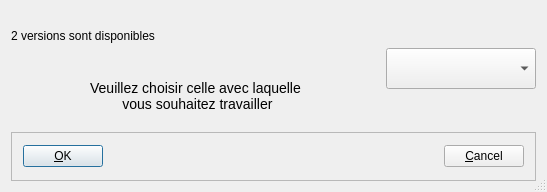
Qt form UiQT4/desChoixCata.ui (SalomePlatform/eficas_tools) before a commit.
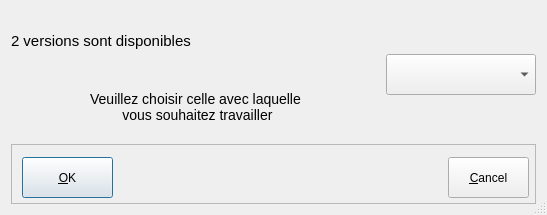
The same form after that commit.

```diff
--- a/UiQT4/desChoixCata.ui
+++ b/UiQT4/desChoixCata.ui
@@ -6,7 +6,7 @@
     <x>0</x>
     <y>0</y>
     <width>547</width>
-    <height>192</height>
+    <height>215</height>
    </rect>
   </property>
   <property name="windowTitle" >
@@ -25,7 +25,11 @@
       </size>
      </property>
      <property name="text" >
-      <string>2 versions sont disponibles</string>
+      <string>&lt;!DOCTYPE HTML PUBLIC "-//W3C//DTD HTML 4.0//EN" "http://www.w3.org/TR/REC-html40/strict.dtd">
+&lt;html>&lt;head>&lt;meta name="qrichtext" content="1" />&lt;style type="text/css">
+p, li { white-space: pre-wrap; }
+&lt;/style>&lt;/head>&lt;body style=" font-family:'Sans Serif'; font-size:9pt; font-weight:400; font-style:normal;">
+&lt;p style=" margin-top:0px; margin-bottom:0px; margin-left:0px; margin-right:0px; -qt-block-indent:0; text-indent:0px;">&lt;span style=" font-size:11pt;">2 versions sont disponibles&lt;/span>&lt;/p>&lt;/body>&lt;/html></string>
      </property>
      <property name="wordWrap" >
       <bool>false</bool>
@@ -80,9 +84,15 @@
      <property name="frameShadow" >
       <enum>QFrame::Raised</enum>
      </property>
-     <layout class="QHBoxLayout" name="horizontalLayout" >
-      <item>
        <widget class="QPushButton" name="buttonOk" >
+      <property name="geometry" >
+       <rect>
+        <x>11</x>
+        <y>13</y>
+        <width>91</width>
+        <height>41</height>
+       </rect>
+      </property>
         <property name="text" >
          <string>&amp;OK</string>
         </property>
@@ -96,22 +106,21 @@
          <bool>true</bool>
         </property>
        </widget>
-      </item>
-      <item>
-       <spacer name="horizontalSpacer" >
-        <property name="orientation" >
-         <enum>Qt::Horizontal</enum>
-        </property>
-        <property name="sizeHint" stdset="0" >
-         <size>
-          <width>334</width>
-          <height>20</height>
-         </size>
-        </property>
-       </spacer>
-      </item>
-      <item>
        <widget class="QPushButton" name="buttonCancel" >
+      <property name="geometry" >
+       <rect>
+        <x>437</x>
+        <y>13</y>
+        <width>81</width>
+        <height>41</height>
+       </rect>
+      </property>
+      <property name="minimumSize" >
+       <size>
+        <width>81</width>
+        <height>41</height>
+       </size>
+      </property>
         <property name="text" >
          <string>&amp;Cancel</string>
         </property>
@@ -122,8 +131,6 @@
          <bool>true</bool>
         </property>
        </widget>
-      </item>
-     </layout>
     </widget>
    </item>
   </layout>
```
Left out of the diff: 2 changed lines with no effect on the pictures. Lines whose indentation alone changed are shown as unchanged.
